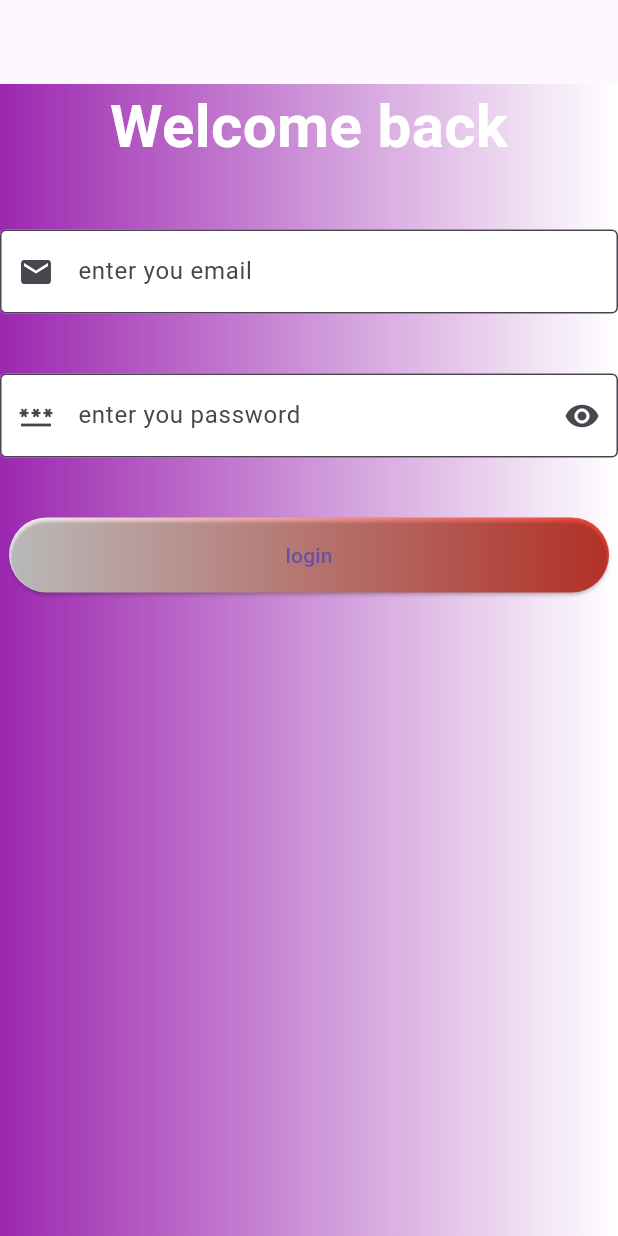
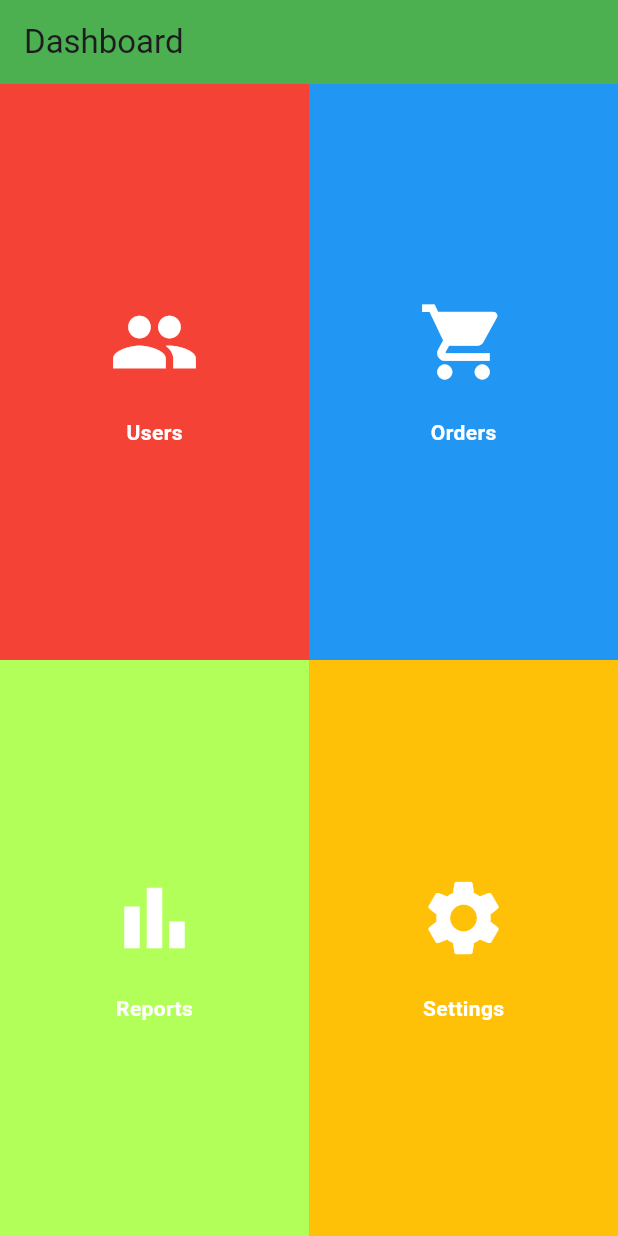
Before and after one commit to surwa803-design/shadi_hall_app, a Flutter app: the screen it shows after launch, on a phone screen of 412 x 824 dp. Run offline on Flutter 3.47's test engine with Material 3 defaults, Android fonts, the phone set to English and light mode, and no system bars.

Commit message:
dashboard

```diff
--- a/lib/main.dart
+++ b/lib/main.dart
@@ -1,104 +1,136 @@
 import 'package:flutter/material.dart';
 
-
-void main (){
+void main(){
   runApp(MyApp());
 }
-class MyApp extends StatefulWidget {
+class MyApp extends StatelessWidget {
   const MyApp({super.key});
 
-  @override
-  State<MyApp> createState() => _MyAppState();
-
-}
-
-class _MyAppState extends State<MyApp> {
- final emailcontroller = TextEditingController();
-  final passwordcontroller = TextEditingController();
-  bool showPassword = true;
   @override
   Widget build(BuildContext context) {
     return MaterialApp(
       debugShowCheckedModeBanner: false,
       home: Scaffold(
-       appBar: AppBar(),
-       body: Container(
-             height: double.infinity,
-             width: double.infinity,
-             decoration: BoxDecoration(
-             gradient: LinearGradient(colors: [Colors.purple,Colors.white]),
+        appBar: AppBar(
+          title: Text("Dashboard"),
+          backgroundColor: Colors.green,
         ),
+        body: Row(
+          children: [
+            Expanded(
               child: Column(
                 children: [
-              Text("Welcome back",
-               style: TextStyle(
-                fontWeight: FontWeight.bold,
-                color: Colors.white,
-                fontSize: 40,
-                ),),
-                SizedBox(
-                  height:40,
-                ),
-              TextField(
-                controller: emailcontroller,
-                decoration: InputDecoration(
-                  border: OutlineInputBorder(),
-                  hintText: "enter you email",
-                  prefixIcon: Icon(Icons.email),
-                  filled: true,
-                  fillColor: Colors.white,
-                  ),
-              ),
-              SizedBox(
-                height: 40,
-              ),
-              TextField(
-                controller: passwordcontroller,
-               obscureText: showPassword,
-                decoration: InputDecoration(
-                  border: OutlineInputBorder(),
-                  filled: true,
-                  fillColor: Colors.white,
-                  hintText: "enter you password",
-                  prefixIcon:  Icon(Icons.password),
-                  suffixIcon: IconButton(onPressed: (){
-                     setState(() {
-                       showPassword = !showPassword;
-                     });
-                  }, icon: Icon(Icons.remove_red_eye)),
-                  ),
-                ),
-
-              SizedBox(
-                height:40,
-              ),
+                  Expanded(flex:2,
+                  child:Stack(
+                    children:[
+                      Container(color: Colors.red,),
                       Row(
                         mainAxisAlignment: MainAxisAlignment.center,
                         children: [
-                  Container(
-                     height:50,
-                      width:400,
-                    decoration: BoxDecoration(
-                      gradient: LinearGradient(colors:[Colors.white,Colors .red]),
-                      borderRadius: BorderRadius.circular(100),
+                          Column(
+                            mainAxisAlignment: MainAxisAlignment.center,
+                            children: [
+                              Icon(Icons.people,
+                              color: Colors.white,
+                              size: 60),
+                             SizedBox(height: 20,),
+
+                             Text("Users",
+                              style:TextStyle(
+                                color:Colors.white,
+                                fontWeight: FontWeight.bold,
+                              )),
+                            ],
                           ),
-                    child: ElevatedButton(
-                      style: ElevatedButton.styleFrom(
-                        backgroundColor: Colors.transparent,
+                        ],
+                      )
+                    ]),
                    ),
-                       onPressed: (){
-                        setState(() {
-                          print(emailcontroller.text);
-                          print(passwordcontroller.text);
-                        });
+                  Expanded(flex:2,
+                  child:Stack(
+                    children:[Container(color:Colors.lightGreenAccent),
+                    Row(
+                      mainAxisAlignment: MainAxisAlignment.center,
+                      children: [
+                        Column(
+                          mainAxisAlignment: MainAxisAlignment.center,
+                          children: [
+                             Icon(Icons.bar_chart,
+                            color: Colors.white,
+                              size: 60 ),
+                               SizedBox(height: 20,),
+                             Text("Reports",
+                             style:TextStyle(
+                              color: Colors.white,
+                              fontWeight: FontWeight.bold,
+                             )),
+                          ],
+                        ),
+                      ],
+                    )
+                    ])
+                  ),
+                ],
+              ),
+            ),
+            Expanded(
+              child: Column(
+                 children: [
+                  Expanded(flex:2,
+                  child:Stack(
+                  children: [Container(color: Colors.blue,),
+                  Row(
+                    mainAxisAlignment: MainAxisAlignment.center,
+                    children: [
+                      Column(
+                        mainAxisAlignment: MainAxisAlignment.center,
+                        children: [
+                          Icon(Icons.shopping_cart,
+                          color: Colors.white,
+                              size: 60),
+                            SizedBox(height: 20,),
+                          Text("Orders",
+                          style:TextStyle(
+                            color: Colors.white,
+                            fontWeight: FontWeight.bold,
+                          )),
+                        ],
+                      ),
+                    ],
+                  ),
+                  ]),
+                  ),
+                  Expanded(flex:2,child:
+                  Stack(
+                    children:[Container(color:Colors.amber),
+                    Row(
+                      mainAxisAlignment: MainAxisAlignment.center,
+                      children: [
+                        Column(
+                          mainAxisAlignment: MainAxisAlignment.center,
+                          children: [
+                            Icon(Icons.settings,
+                            color: Colors.white,
+                              size: 60),
+                            SizedBox(height: 20,),
+                            Text("Settings",
+                            style:TextStyle(color:Colors.white,
+                            fontWeight: FontWeight.bold,
 
-                       }, child : Text("login") )),
+                            ),),
+
                           ],
+                        ),
+                      ],
+                    )
+                    ]),
                     )
                  ],
               ),
+            )
+          ],
+        )
       ),
-       )
     );
   }
 }
```
Lines whose indentation alone changed are shown as unchanged.
